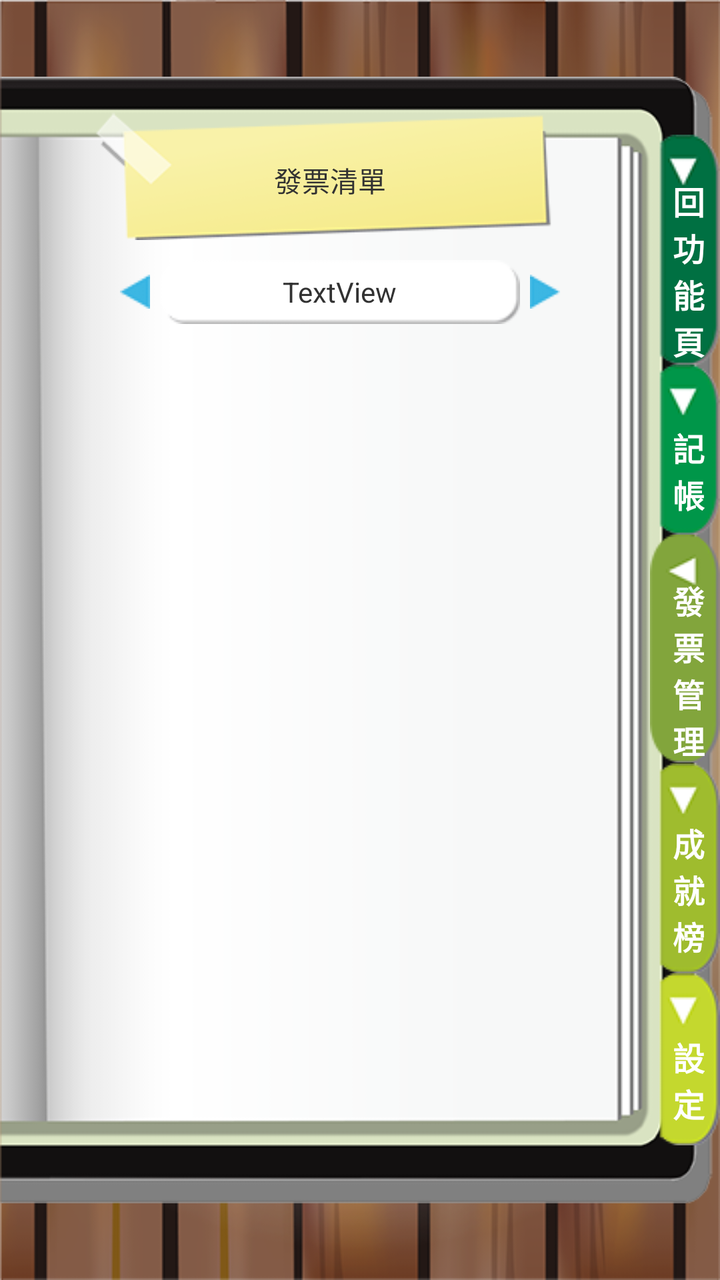
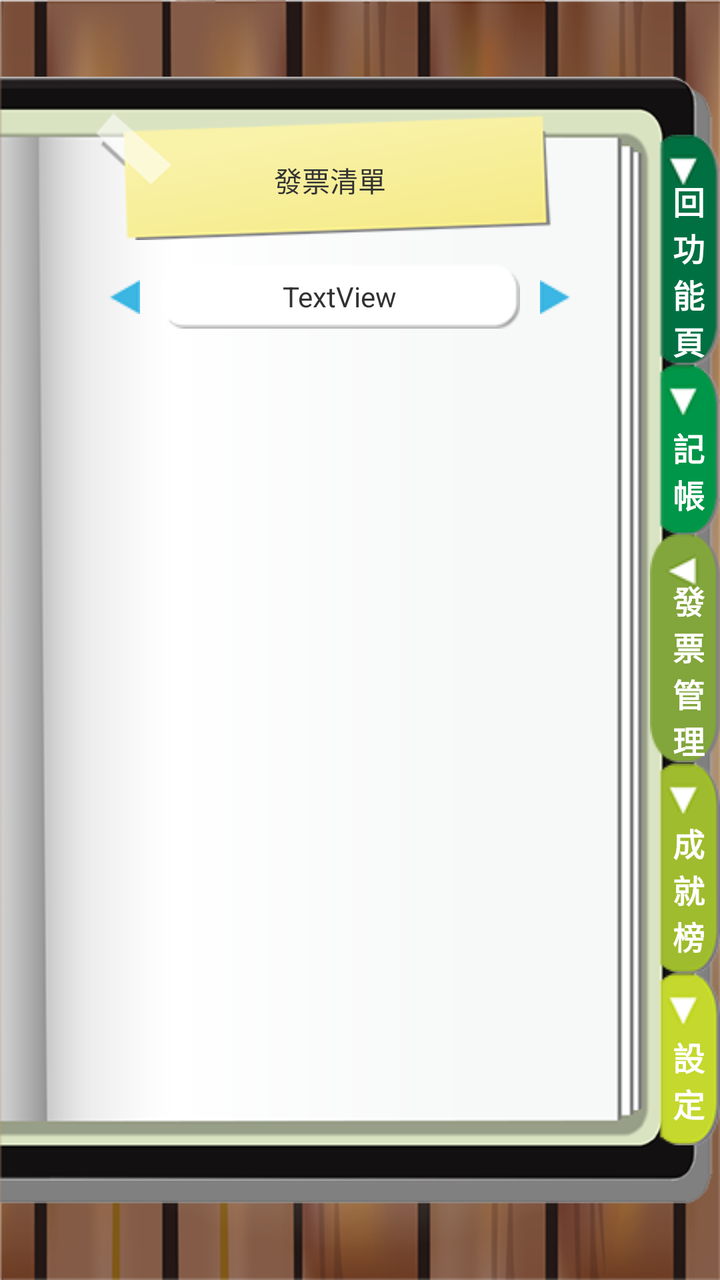

Two renders of the same Android screen: before a commit and after it. Below are the layout's source before the change and the commit's diff.
<!-- AndroidManifest.xml: application theme AppTheme -->
<!-- res/layout/activity_invoicelist.xml -->
<RelativeLayout xmlns:android="http://schemas.android.com/apk/res/android"
    xmlns:tools="http://schemas.android.com/tools"
    android:layout_width="match_parent"
    android:layout_height="match_parent"
    android:background="@drawable/bg_wood"
    tools:context=".MainActivity" >

    <ImageView
        android:id="@+id/imageView1"
        android:layout_width="match_parent"
        android:layout_height="match_parent"
        android:layout_alignParentLeft="true"
        android:src="@drawable/bg_book" />

    <LinearLayout
        android:layout_width="match_parent"
        android:layout_height="wrap_content"
        android:layout_centerInParent="true"
        android:gravity="right"
        android:orientation="vertical" >

        <RelativeLayout
            android:layout_width="wrap_content"
            android:layout_height="wrap_content" >

            <ImageButton
                android:id="@+id/imageButton1"
                android:layout_width="wrap_content"
                android:layout_height="wrap_content"
                android:background="@color/transparent"
                android:src="@drawable/btn_backfunc" />

            <TextView
                android:id="@+id/textView1"
                android:layout_width="wrap_content"
                android:layout_height="wrap_content"
                android:layout_centerInParent="true"
                android:text="\n 回\n 功\n 能\n 頁"
                android:textColor="#ffffff"
                android:textSize="16sp"
                android:textStyle="bold"
                android:visibility="visible" />

        </RelativeLayout>

        <RelativeLayout
            android:layout_width="wrap_content"
            android:layout_height="wrap_content" >

            <ImageButton
                android:id="@+id/imageButton2"
                android:layout_width="wrap_content"
                android:layout_height="wrap_content"
                android:background="@color/transparent"
                android:src="@drawable/btn_account" />

            <TextView
                android:id="@+id/textView2"
                android:layout_width="wrap_content"
                android:layout_height="wrap_content"
                android:layout_centerInParent="true"
                android:text="\n 記\n 帳"
                android:textColor="#ffffff"
                android:textSize="16sp"
                android:textStyle="bold"
                android:visibility="visible" />

        </RelativeLayout>

        <RelativeLayout
            android:layout_width="wrap_content"
            android:layout_height="wrap_content" >

            <ImageButton
                android:id="@+id/imageButton3"
                android:layout_width="wrap_content"
                android:layout_height="wrap_content"
                android:background="@color/transparent"
                android:src="@drawable/main_manager" />

            <TextView
                android:id="@+id/textView3"
                android:layout_width="wrap_content"
                android:layout_height="wrap_content"
                android:layout_centerInParent="true"
                android:text="\n 發\n 票\n 管\n 理"
                android:textColor="#ffffff"
                android:textSize="16sp"
                android:textStyle="bold"
                android:visibility="visible" />

        </RelativeLayout>

        <RelativeLayout
            android:layout_width="wrap_content"
            android:layout_height="wrap_content" >

            <ImageButton
                android:id="@+id/imageButton4"
                android:layout_width="wrap_content"
                android:layout_height="wrap_content"
                android:background="@color/transparent"
                android:src="@drawable/btn_social" />

            <TextView
                android:id="@+id/textView4"
                android:layout_width="wrap_content"
                android:layout_height="wrap_content"
                android:layout_centerInParent="true"
                android:text="\n 成\n 就\n 榜"
                android:textColor="#ffffff"
                android:textSize="16sp"
                android:textStyle="bold"
                android:visibility="visible" />

        </RelativeLayout>

        <RelativeLayout
            android:layout_width="wrap_content"
            android:layout_height="wrap_content" >

            <ImageButton
                android:id="@+id/imageButton5"
                android:layout_width="wrap_content"
                android:layout_height="wrap_content"
                android:background="@color/transparent"
                android:src="@drawable/btn_setting" />

            <TextView
                android:id="@+id/textView5"
                android:layout_width="wrap_content"
                android:layout_height="wrap_content"
                android:layout_centerInParent="true"
                android:text="\n 設\n 定"
                android:textColor="#ffffff"
                android:textSize="16sp"
                android:textStyle="bold"
                android:visibility="visible" />

        </RelativeLayout>

    </LinearLayout>

    <LinearLayout
        android:layout_width="match_parent"
        android:layout_height="wrap_content"
        android:layout_centerHorizontal="true"
        android:orientation="vertical"
        android:paddingTop="50dp" >

        <RelativeLayout
            android:layout_width="match_parent"
            android:layout_height="wrap_content" >

            <ImageView
                android:id="@+id/imageView2"
                android:layout_width="match_parent"
                android:layout_height="70dp"
                android:layout_centerInParent="false"
                android:src="@drawable/btn_01" />

            <TextView
                android:id="@+id/textView6"
                android:layout_width="wrap_content"
                android:layout_height="wrap_content"
                android:layout_centerInParent="true"
                android:paddingRight="30dp"
                android:paddingTop="10dp"
                android:text="發票清單" />

        </RelativeLayout>

        <LinearLayout
            android:layout_width="match_parent"
            android:layout_height="wrap_content"
            android:gravity="center"
            android:paddingBottom="10dp"
            android:paddingRight="20dp"
            android:paddingTop="10dp" >

            <ImageButton
                android:id="@+id/imageButton6"
                android:layout_width="wrap_content"
                android:layout_height="wrap_content"
                android:background="@color/transparent"
                android:padding="5dp"
                android:src="@drawable/btn_left" />

            <RelativeLayout
                android:layout_width="wrap_content"
                android:layout_height="wrap_content" >

                <ImageView
                    android:id="@+id/imageView3"
                    android:layout_width="wrap_content"
                    android:layout_height="wrap_content"
                    android:src="@drawable/bg_month" />

                <TextView
                    android:id="@+id/textView7"
                    android:layout_width="wrap_content"
                    android:layout_height="wrap_content"
                    android:layout_centerInParent="true"
                    android:text="TextView" />

            </RelativeLayout>

            <ImageButton
                android:id="@+id/imageButton7"
                android:layout_width="wrap_content"
                android:layout_height="wrap_content"
                android:background="@color/transparent"
                android:padding="5dp"
                android:src="@drawable/btn_right" />

        </LinearLayout>

        <ScrollView
            android:id="@+id/scrollView1"
            android:layout_width="match_parent"
            android:layout_height="wrap_content"
            android:layout_gravity="center_horizontal"
            android:layout_marginBottom="80dp"
            android:layout_marginLeft="40dp"
            android:layout_marginRight="40dp" >

            <TableLayout
                android:id="@+id/TableLayout"
                android:layout_width="match_parent"
                android:layout_height="match_parent"
                android:gravity="center_horizontal" >

                <TableRow
                    android:id="@+id/tableRow1"
                    android:layout_width="wrap_content"
                    android:layout_height="wrap_content" >
                </TableRow>

                <TableRow
                    android:id="@+id/tableRow2"
                    android:layout_width="wrap_content"
                    android:layout_height="wrap_content" >
                </TableRow>

                <TableRow
                    android:id="@+id/tableRow3"
                    android:layout_width="wrap_content"
                    android:layout_height="wrap_content" >
                </TableRow>

                <TableRow
                    android:id="@+id/tableRow4"
                    android:layout_width="wrap_content"
                    android:layout_height="wrap_content" >
                </TableRow>
            </TableLayout>

        </ScrollView>

    </LinearLayout>

    <LinearLayout
        android:id="@+id/LinearLayout1"
        android:layout_width="match_parent"
        android:layout_height="wrap_content"
        android:layout_alignParentLeft="false"
        android:layout_alignParentTop="false"
        android:layout_centerInParent="true"
        android:layout_marginLeft="30dp"
        android:layout_marginRight="30dp"
        android:background="@drawable/pop_style"
        android:orientation="vertical"
        android:visibility="gone" >

        <LinearLayout
            android:layout_width="match_parent"
            android:layout_height="wrap_content"
            android:orientation="vertical"
            android:padding="10dp" >

            <LinearLayout
                android:layout_width="match_parent"
                android:layout_height="wrap_content"
                android:gravity="center_horizontal" >

                <TextView
                    android:id="@+id/textView8"
                    android:layout_width="wrap_content"
                    android:layout_height="wrap_content"
                    android:paddingRight="10dp"
                    android:text="TextView" />

                <TextView
                    android:id="@+id/textView9"
                    android:layout_width="wrap_content"
                    android:layout_height="wrap_content"
                    android:text="TextView" />

            </LinearLayout>

            <LinearLayout
                android:layout_width="match_parent"
                android:layout_height="wrap_content" >

                <TextView
                    android:id="@+id/textView12"
                    android:layout_width="wrap_content"
                    android:layout_height="wrap_content"
                    android:text="商店："
                    android:textStyle="bold" />

                <TextView
                    android:id="@+id/textView10"
                    android:layout_width="wrap_content"
                    android:layout_height="wrap_content"
                    android:text="TextView" />

            </LinearLayout>

            <LinearLayout
                android:layout_width="match_parent"
                android:layout_height="wrap_content" >

                <TextView
                    android:id="@+id/textView13"
                    android:layout_width="wrap_content"
                    android:layout_height="wrap_content"
                    android:text="日期："
                    android:textStyle="bold" />

                <TextView
                    android:id="@+id/textView11"
                    android:layout_width="wrap_content"
                    android:layout_height="wrap_content"
                    android:text="TextView" />

            </LinearLayout>

            <LinearLayout
                android:layout_width="match_parent"
                android:layout_height="wrap_content" >

                <TextView
                    android:id="@+id/textView14"
                    android:layout_width="wrap_content"
                    android:layout_height="wrap_content"
                    android:text="金額："
                    android:textStyle="bold" />

                <TextView
                    android:id="@+id/textView16"
                    android:layout_width="wrap_content"
                    android:layout_height="wrap_content"
                    android:text="TextView" />

            </LinearLayout>

            <LinearLayout
                android:layout_width="match_parent"
                android:layout_height="wrap_content"
                android:orientation="vertical"
                android:paddingTop="15dp" >

                <TextView
                    android:id="@+id/textView15"
                    android:layout_width="wrap_content"
                    android:layout_height="wrap_content"
                    android:text="明細"
                    android:textStyle="bold" />

                <ScrollView
                    android:id="@+id/scrollView2"
                    android:layout_width="match_parent"
                    android:layout_height="200dp" >

                    <TableLayout
                        android:id="@+id/TablePop"
                        android:layout_width="wrap_content"
                        android:layout_height="wrap_content" >

                        <TableRow
                            android:id="@+id/tableRow5"
                            android:layout_width="wrap_content"
                            android:layout_height="wrap_content" >
                        </TableRow>

                        <TableRow
                            android:id="@+id/tableRow6"
                            android:layout_width="wrap_content"
                            android:layout_height="wrap_content" >
                        </TableRow>

                        <TableRow
                            android:id="@+id/tableRow7"
                            android:layout_width="wrap_content"
                            android:layout_height="wrap_content" >
                        </TableRow>

                        <TableRow
                            android:id="@+id/tableRow8"
                            android:layout_width="wrap_content"
                            android:layout_height="wrap_content" >
                        </TableRow>
                    </TableLayout>

                </ScrollView>

            </LinearLayout>
        </LinearLayout>

        <LinearLayout
            android:layout_width="match_parent"
            android:layout_height="wrap_content"
            android:background="@drawable/pop_style_blue"
            android:gravity="center_horizontal"
            android:paddingBottom="5dp"
            android:paddingTop="5dp" >

            <Button
                android:id="@+id/button6"
                style="?android:attr/buttonStyleSmall"
                android:layout_width="match_parent"
                android:layout_height="wrap_content"
                android:background="@color/transparent"
                android:minHeight="10dp"
                android:minWidth="80dp"
                android:text="關閉"
                android:textColor="#ffffff"
                android:textSize="12sp" />
        </LinearLayout>
    </LinearLayout>

</RelativeLayout>
<!-- resources referenced by this layout -->
<resources>
  <color name="transparent">#00000000</color>
  <!-- drawable bg_book: png bitmap (drawable-mdpi, 14514 bytes) -->
  <!-- drawable bg_month: png bitmap (drawable-mdpi, 3591 bytes) -->
  <!-- drawable bg_wood: png bitmap (drawable-mdpi, 216225 bytes) -->
  <!-- drawable btn_01: png bitmap (drawable-mdpi, 8864 bytes) -->
  <!-- drawable btn_account: png bitmap (drawable-mdpi, 4502 bytes) -->
  <!-- drawable btn_backfunc: png bitmap (drawable-mdpi, 4541 bytes) -->
  <!-- drawable btn_left: png bitmap (drawable-mdpi, 3036 bytes) -->
  <!-- drawable btn_right: png bitmap (drawable-mdpi, 3018 bytes) -->
  <!-- drawable btn_setting: png bitmap (drawable-mdpi, 4528 bytes) -->
  <!-- drawable btn_social: png bitmap (drawable-mdpi, 4547 bytes) -->
  <!-- drawable main_manager: png bitmap (drawable-mdpi, 4123 bytes) -->
  <!-- drawable pop_style (drawable) -->
  <?xml version="1.0" encoding="utf-8"?>
  <selector xmlns:android="http://schemas.android.com/apk/res/android">
      <item>
          <shape>
              <solid 
                  android:color="#FFFEF7" />
              <stroke
                  android:width="10dp"
                  android:color="#FFFEF7" />
              <corners
                  android:radius="10dp" />
          </shape>
      </item>
  </selector>
  <!-- drawable pop_style_blue (drawable) -->
  <?xml version="1.0" encoding="utf-8"?>
  <selector xmlns:android="http://schemas.android.com/apk/res/android">
      <item>
          <shape>
              <solid 
                  android:color="#32B3E2" />
              <stroke
                  android:width="10dp"
                  android:color="#32B3E2" />
              <corners
                  android:bottomLeftRadius="10dp"
                  android:bottomRightRadius="10dp"
                  android:topLeftRadius="0dp"
                  android:topRightRadius="0dp" />
          </shape>
      </item>
  </selector>
  <style name="AppTheme" parent="AppBaseTheme">
          
      </style>
  <style name="AppBaseTheme" parent="android:Theme.Light">
  	    <item name="android:windowNoTitle">true</item>
          
      </style>
</resources>

<!-- the commit's change to res/layout/activity_invoicelist.xml (unified diff, before → after) -->
@@ -183,7 +183,7 @@
                 android:layout_width="wrap_content"
                 android:layout_height="wrap_content"
                 android:background="@color/transparent"
-                android:padding="5dp"
+                android:padding="10dp"
                 android:src="@drawable/btn_left" />
 
             <RelativeLayout
@@ -210,7 +210,7 @@
                 android:layout_width="wrap_content"
                 android:layout_height="wrap_content"
                 android:background="@color/transparent"
-                android:padding="5dp"
+                android:padding="10dp"
                 android:src="@drawable/btn_right" />
 
         </LinearLayout>
